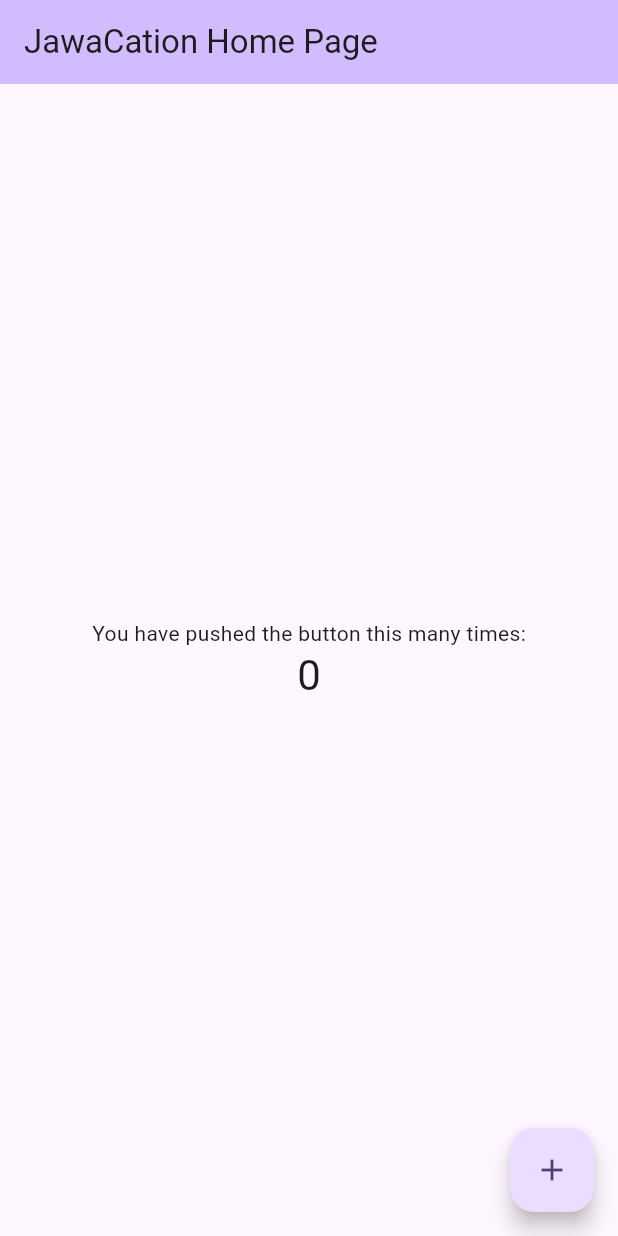
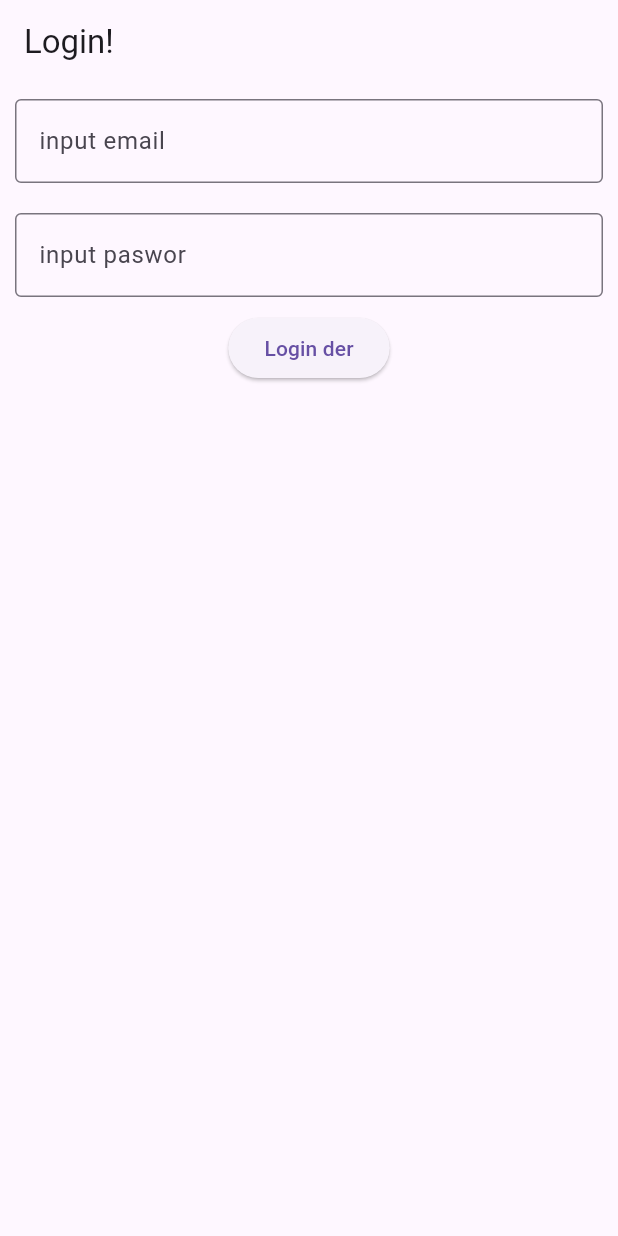
Before and after one commit to Pemrograman-IF-22/Tugas1-LoginPage-22421069-SyahrulAlphian, a Flutter app: the screen it shows after launch, on a phone screen of 412 x 824 dp. Run offline on Flutter 3.47's test engine with Material 3 defaults, Android fonts, the light colour scheme and no system bars.

Commit message:
Membuat Dashboard

```diff
--- /dev/null
+++ b/lib/dashboard.dart
@@ -0,0 +1,20 @@
+import 'package:flutter/material.dart';
+
+class DashboardPage extends StatelessWidget {
+  final String email;
+  final String password;
+  const DashboardPage({super.key,required this.email, required this.password});
+
+  @override
+  Widget build(BuildContext context) {
+    return  Scaffold(
+      appBar: AppBar(
+        title: Text('Dasboard'),
+        centerTitle: false,
+      ),
+      body: Center(
+        child: Text('Welcum $email'),
+      ),
+    );
+  }
+}
--- /dev/null
+++ b/lib/login_peg.dart
@@ -0,0 +1,84 @@
+import 'package:flutter/material.dart';
+import 'package:jawacation/dashboard.dart';
+
+class LoginPage extends StatefulWidget {
+  const LoginPage({super.key});
+
+  @override
+  State<LoginPage> createState() => _LoginPageState();
+}
+
+class _LoginPageState extends State<LoginPage> {
+  final _formkey = GlobalKey<FormState>();
+  TextEditingController emailController = TextEditingController();
+  TextEditingController passwordController = TextEditingController();
+  @override
+  Widget build(BuildContext context) {
+    return Scaffold(
+        appBar: AppBar(
+          title: const Text('Login!'),
+          centerTitle: false,
+        ),
+        body: Form(
+            key: _formkey,
+            child: Container(
+              padding: const EdgeInsets.only(
+                  left: 10, right: 10, bottom: 10, top: 10),
+              child: Column(
+                children: [
+                  TextFormField(
+                    controller: emailController,
+                    decoration: const InputDecoration(
+                      label: Text('input email'),
+                      border: OutlineInputBorder(),
+                    ),
+                    validator: (value) {
+                      if (value == null || value.isEmpty) {
+                        return 'masukkan email';
+                      }
+                      return null;
+                    },
+                  ),
+                  const SizedBox(
+                    height: 20,
+                  ),
+                  TextFormField(
+                    controller: passwordController,
+                    decoration: const InputDecoration(
+                      label: Text('input paswor'),
+                      border: OutlineInputBorder(),
+                    ),
+                    validator: (value) {
+                      if (value == null || value.isEmpty) {
+                        return 'masukkan password';
+                      }
+                      return null;
+                    },
+                  ),
+                  Container(
+                    padding: const EdgeInsets.only(
+                        left: 10, right: 10, bottom: 10, top: 10),
+                    child: ElevatedButton(
+                      onPressed: () {
+                        if (_formkey.currentState!.validate()) {
+                        Navigator.push(context, MaterialPageRoute(
+                          builder: (context) => DashboardPage(
+                            email: emailController.text, password: '',
+                          )
+                        ));
+                        } else {
+                          ScaffoldMessenger.of(context).showSnackBar(
+                            const SnackBar(
+                              content: Text('Silahkan lengkapi!'),
+                            ),
+                          );
+                        }
+                      },
+                      child: Text('Login der'),
+                    ),
+                  )
+                ],
+              ),
+            )));
+  }
+}
--- a/lib/main.dart
+++ b/lib/main.dart
@@ -1,125 +1,19 @@
 import 'package:flutter/material.dart';
+import 'package:jawacation/login_peg.dart';
 
-void main() {
-  runApp(const MyApp());
+void main (){
+  runApp(MyApp()) ;
 }
 
 class MyApp extends StatelessWidget {
   const MyApp({super.key});
 
-  // This widget is the root of your application.
   @override
   Widget build(BuildContext context) {
-    return MaterialApp(
-      title: 'Flutter Demo',
-      theme: ThemeData(
-        // This is the theme of your application.
-        //
-        // TRY THIS: Try running your application with "flutter run". You'll see
-        // the application has a purple toolbar. Then, without quitting the app,
-        // try changing the seedColor in the colorScheme below to Colors.green
-        // and then invoke "hot reload" (save your changes or press the "hot
-        // reload" button in a Flutter-supported IDE, or press "r" if you used
-        // the command line to start the app).
-        //
-        // Notice that the counter didn't reset back to zero; the application
-        // state is not lost during the reload. To reset the state, use hot
-        // restart instead.
-        //
-        // This works for code too, not just values: Most code changes can be
-        // tested with just a hot reload.
-        colorScheme: ColorScheme.fromSeed(seedColor: Colors.deepPurple),
-        useMaterial3: true,
-      ),
-      home: const MyHomePage(title: 'JawaCation Home Page'),
+    return const MaterialApp(
+      debugShowCheckedModeBanner: false,
+      title: 'Login der',
+      home: LoginPage()
     );
   }
 }
-
-class MyHomePage extends StatefulWidget {
-  const MyHomePage({super.key, required this.title});
-
-  // This widget is the home page of your application. It is stateful, meaning
-  // that it has a State object (defined below) that contains fields that affect
-  // how it looks.
-
-  // This class is the configuration for the state. It holds the values (in this
-  // case the title) provided by the parent (in this case the App widget) and
-  // used by the build method of the State. Fields in a Widget subclass are
-  // always marked "final".
-
-  final String title;
-
-  @override
-  State<MyHomePage> createState() => _MyHomePageState();
-}
-
-class _MyHomePageState extends State<MyHomePage> {
-  int _counter = 0;
-
-  void _incrementCounter() {
-    setState(() {
-      // This call to setState tells the Flutter framework that something has
-      // changed in this State, which causes it to rerun the build method below
-      // so that the display can reflect the updated values. If we changed
-      // _counter without calling setState(), then the build method would not be
-      // called again, and so nothing would appear to happen.
-      _counter++;
-    });
-  }
-
-  @override
-  Widget build(BuildContext context) {
-    // This method is rerun every time setState is called, for instance as done
-    // by the _incrementCounter method above.
-    //
-    // The Flutter framework has been optimized to make rerunning build methods
-    // fast, so that you can just rebuild anything that needs updating rather
-    // than having to individually change instances of widgets.
-    return Scaffold(
-      appBar: AppBar(
-        // TRY THIS: Try changing the color here to a specific color (to
-        // Colors.amber, perhaps?) and trigger a hot reload to see the AppBar
-        // change color while the other colors stay the same.
-        backgroundColor: Theme.of(context).colorScheme.inversePrimary,
-        // Here we take the value from the MyHomePage object that was created by
-        // the App.build method, and use it to set our appbar title.
-        title: Text(widget.title),
-      ),
-      body: Center(
-        // Center is a layout widget. It takes a single child and positions it
-        // in the middle of the parent.
-        child: Column(
-          // Column is also a layout widget. It takes a list of children and
-          // arranges them vertically. By default, it sizes itself to fit its
-          // children horizontally, and tries to be as tall as its parent.
-          //
-          // Column has various properties to control how it sizes itself and
-          // how it positions its children. Here we use mainAxisAlignment to
-          // center the children vertically; the main axis here is the vertical
-          // axis because Columns are vertical (the cross axis would be
-          // horizontal).
-          //
-          // TRY THIS: Invoke "debug painting" (choose the "Toggle Debug Paint"
-          // action in the IDE, or press "p" in the console), to see the
-          // wireframe for each widget.
-          mainAxisAlignment: MainAxisAlignment.center,
-          children: <Widget>[
-            const Text(
-              'You have pushed the button this many times:',
-            ),
-            Text(
-              '$_counter',
-              style: Theme.of(context).textTheme.headlineMedium,
-            ),
-          ],
-        ),
-      ),
-      floatingActionButton: FloatingActionButton(
-        onPressed: _incrementCounter,
-        tooltip: 'Increment',
-        child: const Icon(Icons.add),
-      ), // This trailing comma makes auto-formatting nicer for build methods.
-    );
-  }
-}
```
